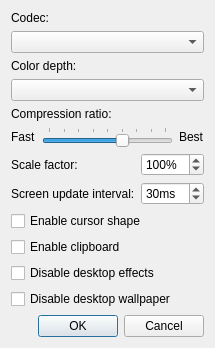
dchapyshev/aspia, file source/client/ui/desktop_config_dialog.ui: the form before one commit.
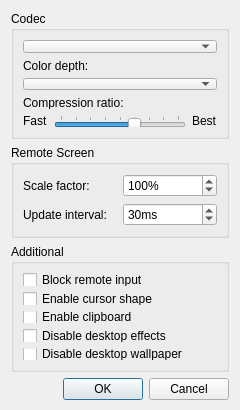
The form after the commit.

Commit message: - Implemented the ability to block input on a remote computer. - Implemented the ability to save a screenshot of a remote screen. - Implemented DesktopConfigTracker class. Now, when a new configuration is received, only the components whose configuration is changed are reinitialized.

Diff of the .ui file:
```diff
--- a/source/client/ui/desktop_config_dialog.ui
+++ b/source/client/ui/desktop_config_dialog.ui
@@ -6,8 +6,8 @@
    <rect>
     <x>0</x>
     <y>0</y>
-    <width>199</width>
-    <height>333</height>
+    <width>240</width>
+    <height>410</height>
    </rect>
   </property>
   <property name="sizePolicy">
@@ -16,17 +16,22 @@
     <verstretch>0</verstretch>
    </sizepolicy>
   </property>
+  <property name="minimumSize">
+   <size>
+    <width>240</width>
+    <height>410</height>
+   </size>
+  </property>
   <property name="windowTitle">
    <string>Session Configuration</string>
   </property>
+  <layout class="QVBoxLayout" name="verticalLayout_5">
+   <item>
+    <widget class="QGroupBox" name="groupbox_codec">
+     <property name="title">
+      <string>Codec</string>
+     </property>
   <layout class="QVBoxLayout" name="verticalLayout_3">
-   <item>
-    <widget class="QLabel" name="label_codec">
-     <property name="text">
-      <string>Codec:</string>
-     </property>
-    </widget>
-   </item>
    <item>
     <widget class="QComboBox" name="combo_codec"/>
    </item>
@@ -87,7 +92,14 @@
      </item>
     </layout>
    </item>
+     </layout>
+    </widget>
+   </item>
    <item>
+    <widget class="QGroupBox" name="groupbox_remote_screen">
+     <property name="title">
+      <string>Remote Screen</string>
+     </property>
     <layout class="QHBoxLayout" name="horizontalLayout">
      <item>
       <layout class="QVBoxLayout" name="verticalLayout_2">
@@ -101,7 +113,7 @@
        <item>
         <widget class="QLabel" name="label_update_interval">
          <property name="text">
-          <string>Screen update interval:</string>
+           <string>Update interval:</string>
          </property>
         </widget>
        </item>
@@ -147,6 +159,20 @@
       </layout>
      </item>
     </layout>
+    </widget>
+   </item>
+   <item>
+    <widget class="QGroupBox" name="groupbox_additional">
+     <property name="title">
+      <string>Additional</string>
+     </property>
+     <layout class="QVBoxLayout" name="verticalLayout_4">
+      <item>
+       <widget class="QCheckBox" name="checkbox_block_remote_input">
+        <property name="text">
+         <string>Block remote input</string>
+        </property>
+       </widget>
    </item>
    <item>
     <widget class="QCheckBox" name="checkbox_cursor_shape">
@@ -174,6 +200,9 @@
      <property name="text">
       <string>Disable desktop wallpaper</string>
      </property>
+       </widget>
+      </item>
+     </layout>
     </widget>
    </item>
    <item>
```
Lines whose indentation alone changed are shown as unchanged. The commit also changes 19 other files.
